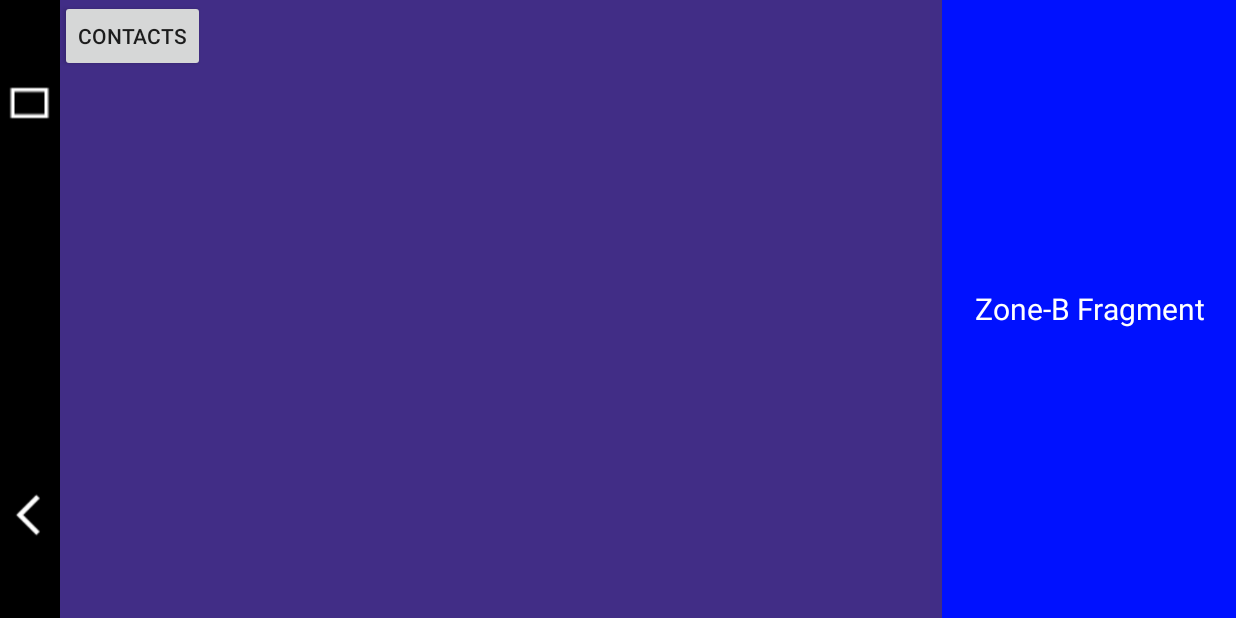
After one commit to highlightapps/GridSpeedoMeter, an Android app: the fragment PhoneContactsFragment placed in its activity, on a phone screen of 824 x 412 dp (held sideways). The commit adds this screen. Run offline under Robolectric (Android 15) with nearby library versions, the phone set to English and light mode, and no system bars.

Commit message:
Adde new fragment for contacts

```diff
--- a/app/src/main/java/com/example/viewpagerpoc/MainActivity.java
+++ b/app/src/main/java/com/example/viewpagerpoc/MainActivity.java
@@ -141,6 +141,10 @@
                 fragment = new BluetoothPhoneConnectFragment();
                 break;
 
+            case BLUETOOTH_PHONE_CONTACTS_FRAGMENT:
+                fragment = new PhoneContactsFragment();
+                break;
+
             case NAVIGATION_FRAGMENT:
                 fragment = new NavigationFragment();
                 break;
--- /dev/null
+++ b/app/src/main/java/com/example/viewpagerpoc/PhoneContactsFragment.java
@@ -0,0 +1,50 @@
+package com.example.viewpagerpoc;
+
+import android.os.Bundle;
+import android.view.LayoutInflater;
+import android.view.View;
+import android.view.ViewGroup;
+
+public class PhoneContactsFragment extends BaseFragment {
+
+   // public static BluetoothService sService;
+
+    @Override
+    public View onCreateView(LayoutInflater inflater, ViewGroup container, Bundle savedInstanceState) {
+        View view = inflater.inflate(R.layout.fragment_contacts, container, false);
+        initViews(view);
+        return view;
+    }
+
+    private void initViews(View view) {
+
+       /* Intent serviceIntent = new Intent(getContext(), BluetoothService.class);
+        ServiceConnection connection = new ServiceConnection() {
+            @Override
+            public void onServiceConnected(ComponentName name, IBinder service) {
+                Log.d("", "onServiceConnected, init the sService");
+                sService = ((BluetoothService.BluetoothServiceBinder) service).getService();
+            }
+
+            @Override
+            public void onServiceDisconnected(ComponentName name) {
+                sService = null;
+            }
+        };
+        getActivity().bindService(serviceIntent, connection, Context.BIND_AUTO_CREATE);
+
+        Button getContacts = view.findViewById(R.id.getContacts);
+        getContacts.setOnClickListener(new View.OnClickListener() {
+            @Override
+            public void onClick(View v) {
+                onPullPhoneBook();
+            }
+        });*/
+    }
+
+  /*  public void onPullPhoneBook() {
+        if (sService != null) {
+            sService.getPhoneBook();
+        }
+    }*/
+}
--- a/app/src/main/java/com/example/viewpagerpoc/PhoneFragment.java
+++ b/app/src/main/java/com/example/viewpagerpoc/PhoneFragment.java
@@ -7,6 +7,7 @@
 import android.view.LayoutInflater;
 import android.view.View;
 import android.view.ViewGroup;
+import android.widget.Button;
 
 public class PhoneFragment extends BaseFragment {
     Context mContext;
@@ -19,6 +20,12 @@
     }
 
     private void initViews(View view) {
-
+        Button btnContacts = view.findViewById(R.id.btnContacts);
+        btnContacts.setOnClickListener(new View.OnClickListener() {
+            @Override
+            public void onClick(View v) {
+                zoneAFragmentReplaceCallbacks.updateFragment(ZoneAFragmentsEnum.BLUETOOTH_PHONE_CONTACTS_FRAGMENT);
+            }
+        });
     }
 }
--- a/app/src/main/java/com/example/viewpagerpoc/ZoneAFragmentsEnum.java
+++ b/app/src/main/java/com/example/viewpagerpoc/ZoneAFragmentsEnum.java
@@ -12,5 +12,6 @@
 
     BLUETOOTH_OPTIONS_FRAGMENT,
     BLUETOOTH_SEARCH_FRAGMENT,
-    BLUETOOTH_PHONE_CONNECT_FRAGMENT
+    BLUETOOTH_PHONE_CONNECT_FRAGMENT,
+    BLUETOOTH_PHONE_CONTACTS_FRAGMENT
 }
--- /dev/null
+++ b/app/src/main/res/layout/fragment_contacts.xml
@@ -0,0 +1,13 @@
+<?xml version="1.0" encoding="utf-8"?>
+<LinearLayout xmlns:android="http://schemas.android.com/apk/res/android"
+    android:layout_width="match_parent"
+    android:layout_height="match_parent"
+    android:background="#412D86"
+    android:orientation="vertical">
+
+    <Button
+        android:id="@+id/getContacts"
+        android:layout_width="wrap_content"
+        android:layout_height="wrap_content"
+        android:text="Contacts" />
+</LinearLayout>
```
